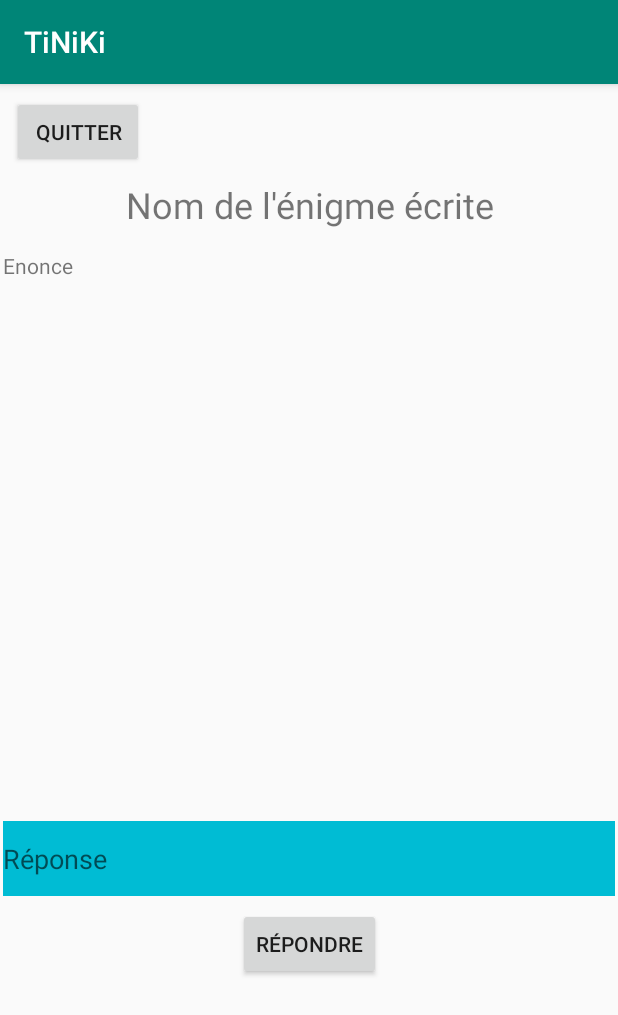
After one commit to LeProfesseurK/Pazuru-o-hodoku-Mobile, an Android app: the EnigmeEcriteActivity screen opened directly, with no data from a screen before it, on a phone screen of 412 x 824 dp. The commit adds this screen. Shown: the top 1015 px of the screen. Run offline under Robolectric (Android 15) with nearby library versions, the phone set to English and light mode, and no system bars; 3 statements that could not run were skipped.

Commit message:
Recuperation zone et sauvegarde + resolution enigme ecrite + fichier de donnee lecture / ecriture

```diff
--- a/app/src/main/AndroidManifest.xml
+++ b/app/src/main/AndroidManifest.xml
@@ -16,10 +16,11 @@
         android:roundIcon="@mipmap/ic_launcher_round"
         android:supportsRtl="true"
         android:theme="@style/AppTheme">
-        <activity android:name=".Activity.QCMActivity"></activity>
+        <activity android:name=".Activity.EnigmeEcriteActivity"></activity>
+        <activity android:name=".Activity.QCMActivity" />
         <activity android:name=".Activity.InscriptionOAuth" />
         <activity android:name=".Activity.Inscription" />
-        <activity android:name=".Activity.CarteOSM"></activity>
+        <activity android:name=".Activity.CarteOSM" />
         <activity android:name=".Activity.Login" />
         <activity android:name=".Activity.ActivityMainActivity">
             <intent-filter>
--- /dev/null
+++ b/app/src/main/java/ccm/cours/nicolas/tiniki/Activity/EnigmeEcriteActivity.java
@@ -0,0 +1,72 @@
+package ccm.cours.nicolas.tiniki.Activity;
+
+import android.support.v7.app.AppCompatActivity;
+import android.os.Bundle;
+import android.util.Log;
+import android.view.View;
+import android.widget.EditText;
+import android.widget.TextView;
+import android.widget.Toast;
+
+import ccm.cours.nicolas.tiniki.Dialog.EchecDialogFragment;
+import ccm.cours.nicolas.tiniki.Entity.EnigmeEcrite;
+import ccm.cours.nicolas.tiniki.Entity.Puzzle;
+import ccm.cours.nicolas.tiniki.R;
+import ccm.cours.nicolas.tiniki.Dialog.SuccessDialogFragment;
+import ccm.cours.nicolas.tiniki.Tools.BoiteAOutils;
+import ccm.cours.nicolas.tiniki.Tools.FichierOutils;
+import ccm.cours.nicolas.tiniki.Tools.GlobalVariable;
+
+public class EnigmeEcriteActivity extends AppCompatActivity {
+
+    TextView nomEnigme;
+    TextView enonceEnigme;
+    EditText reponseUtilisateur;
+
+    EnigmeEcrite lePuzzle;
+
+    @Override
+    protected void onCreate(Bundle savedInstanceState) {
+        super.onCreate(savedInstanceState);
+        setContentView(R.layout.activity_enigme_ecrite);
+
+        //int position = getIntent().getExtras().getInt("positionPuzzle");
+
+        //Puzzle lePuzzle = GlobalVariable.getInstance().getPointsApparitionDansZone().get(position).getPuzzleDuJour();
+
+        lePuzzle = (EnigmeEcrite) getIntent().getExtras().getSerializable("puzzle");
+
+        nomEnigme = (TextView) findViewById(R.id.id_nomPuzzleEcrit);
+        enonceEnigme = (TextView) findViewById(R.id.id_enonceEcrit);
+        reponseUtilisateur = (EditText) findViewById(R.id.id_reponseEcrit);
+
+        nomEnigme.setText(lePuzzle.getNom());
+        enonceEnigme.setText(lePuzzle.getEnonce());
+
+        //Log.i("LPK_PUZZLE", lePuzzle.getNom());
+        //Log.i("LPK_PUZZLE", lePuzzle.getEnonce());
+    }
+
+    public void onClickRepondre(View view) {
+        String reponse = reponseUtilisateur.getText().toString();
+        //FichierOutils.verifDateJourFile(this);
+        if(lePuzzle.estBonneReponse(reponse)){
+            //Toast.makeText(this, "Oui !", Toast.LENGTH_SHORT).show();
+            //FichierOutils.writeToFile(lePuzzle.getId().toString(), this);
+            SuccessDialogFragment dialog = new SuccessDialogFragment();
+            dialog.setMessagePuzzle("La réponse était bien " + lePuzzle.getSolution());
+            dialog.setPuzzle(lePuzzle);
+            dialog.setActivity(this);
+            dialog.show(getSupportFragmentManager(), "SUCCESS");
+        }else{
+            FichierOutils.ajoutePuzzleEchec(lePuzzle.getId().toString(), this);
+            EchecDialogFragment dialog = new EchecDialogFragment();
+            dialog.setMessagePuzzle("Ne vous laissez pas découragé !");
+            dialog.setPuzzle(lePuzzle);
+            dialog.setActivity(this);
+            dialog.show(getSupportFragmentManager(), "ECHEC");
+//            Toast.makeText(this, "Non...", Toast.LENGTH_SHORT).show();
+        }
+        Log.i("LPK_FILE", FichierOutils.readFromFile(this));
+    }
+}
--- a/app/src/main/java/ccm/cours/nicolas/tiniki/Activity/Inscription.java
+++ b/app/src/main/java/ccm/cours/nicolas/tiniki/Activity/Inscription.java
@@ -15,6 +15,7 @@ import ccm.cours.nicolas.tiniki.Database.FirebaseDatabase;
 import ccm.cours.nicolas.tiniki.Entity.Utilisateur;
 import ccm.cours.nicolas.tiniki.R;
 import ccm.cours.nicolas.tiniki.Tools.BoiteAOutils;
+import ccm.cours.nicolas.tiniki.Tools.FichierOutils;
 import ccm.cours.nicolas.tiniki.Tools.GlobalVariable;
 
 public class Inscription extends AppCompatActivity {
@@ -62,6 +63,8 @@ public class Inscription extends AppCompatActivity {
 
         GlobalVariable.getInstance().setConnectedUtilisateur(newUtilisateur);
 
+        FichierOutils.verifDateJourFile(this);
+
         Toast.makeText(this, "Inscription terminée !", Toast.LENGTH_SHORT).show();
         Intent monIntent = new Intent(this, CarteOSM.class);
         startActivity(monIntent);
--- a/app/src/main/java/ccm/cours/nicolas/tiniki/Activity/InscriptionOAuth.java
+++ b/app/src/main/java/ccm/cours/nicolas/tiniki/Activity/InscriptionOAuth.java
@@ -11,6 +11,7 @@ import ccm.cours.nicolas.tiniki.Database.FirebaseDatabase;
 import ccm.cours.nicolas.tiniki.Entity.Utilisateur;
 import ccm.cours.nicolas.tiniki.R;
 import ccm.cours.nicolas.tiniki.Tools.BoiteAOutils;
+import ccm.cours.nicolas.tiniki.Tools.FichierOutils;
 import ccm.cours.nicolas.tiniki.Tools.GlobalVariable;
 
 public class InscriptionOAuth extends AppCompatActivity {
@@ -32,6 +33,7 @@ public class InscriptionOAuth extends AppCompatActivity {
     public void inscriptionSuccess(String id) {
         GlobalVariable.getInstance().getConnectedUtilisateur().setIdUtilisateur(id);
         Toast.makeText(this, "Inscription terminée !", Toast.LENGTH_SHORT).show();
+        FichierOutils.verifDateJourFile(this);
         Intent monIntent = new Intent(this, CarteOSM.class);
         startActivity(monIntent);
     }
--- a/app/src/main/java/ccm/cours/nicolas/tiniki/Activity/Login.java
+++ b/app/src/main/java/ccm/cours/nicolas/tiniki/Activity/Login.java
@@ -18,9 +18,11 @@ import com.google.android.gms.common.ConnectionResult;
 import com.google.android.gms.common.api.GoogleApiClient;
 
 import ccm.cours.nicolas.tiniki.Database.FirebaseDatabase;
+import ccm.cours.nicolas.tiniki.Database.MysqlDatabase;
 import ccm.cours.nicolas.tiniki.Entity.Utilisateur;
 import ccm.cours.nicolas.tiniki.R;
 import ccm.cours.nicolas.tiniki.Tools.BoiteAOutils;
+import ccm.cours.nicolas.tiniki.Tools.FichierOutils;
 import ccm.cours.nicolas.tiniki.Tools.GlobalVariable;
 
 public class Login extends AppCompatActivity implements GoogleApiClient.OnConnectionFailedListener {
@@ -56,6 +58,9 @@ public class Login extends AppCompatActivity implements GoogleApiClient.OnConnec
     }
 
     public void loginSuccess() {
+//        String[] params = new String[0];
+        new MysqlDatabase("getAllZone").execute();
+        FichierOutils.verifDateJourFile(this);
         Toast.makeText(this, "Login succès !", Toast.LENGTH_SHORT).show();
         Intent monIntent = new Intent(this, CarteOSM.class);
         startActivity(monIntent);
--- a/app/src/main/java/ccm/cours/nicolas/tiniki/Activity/QCMActivity.java
+++ b/app/src/main/java/ccm/cours/nicolas/tiniki/Activity/QCMActivity.java
@@ -10,6 +10,7 @@ import java.util.ArrayList;
 import java.util.List;
 
 import ccm.cours.nicolas.tiniki.Entity.Puzzle;
+import ccm.cours.nicolas.tiniki.Entity.QCMPuzzle;
 import ccm.cours.nicolas.tiniki.R;
 import ccm.cours.nicolas.tiniki.Tools.AdapterCheckBox;
 import ccm.cours.nicolas.tiniki.Tools.BoiteAOutils;
@@ -40,9 +41,10 @@ public class QCMActivity extends AppCompatActivity {
 
         // Récupération du puzzle correspondant.
 
-        int position = getIntent().getExtras().getInt("positionPuzzle");
+        //int position = getIntent().getExtras().getInt("positionPuzzle");
+        Puzzle lePuzzle = (QCMPuzzle) getIntent().getExtras().getSerializable("positionPuzzle");
 
-        Puzzle lePuzzle = GlobalVariable.getInstance().getPointsApparitionDansZone().get(position).getPuzzleDuJour();
+        //Puzzle lePuzzle = GlobalVariable.getInstance().getPointsApparitionDansZone().get(position).getPuzzleDuJour();
 
         // Affichage du puzzle
 
--- /dev/null
+++ b/app/src/main/res/layout/activity_enigme_ecrite.xml
@@ -0,0 +1,69 @@
+<?xml version="1.0" encoding="utf-8"?>
+<android.support.constraint.ConstraintLayout xmlns:android="http://schemas.android.com/apk/res/android"
+    xmlns:app="http://schemas.android.com/apk/res-auto"
+    xmlns:tools="http://schemas.android.com/tools"
+    android:layout_width="match_parent"
+    android:layout_height="match_parent"
+    tools:context=".Activity.EnigmeEcriteActivity">
+
+    <Button
+        android:id="@+id/id_btnQuitter"
+        android:layout_width="wrap_content"
+        android:layout_height="wrap_content"
+        android:layout_marginStart="8dp"
+        android:layout_marginTop="8dp"
+        android:text="Quitter"
+        app:layout_constraintStart_toStartOf="parent"
+        app:layout_constraintTop_toTopOf="parent" />
+
+    <TextView
+        android:id="@+id/id_nomPuzzleEcrit"
+        android:layout_width="408dp"
+        android:layout_height="39dp"
+        android:layout_marginTop="8dp"
+        android:text="Nom de l'énigme écrite"
+        android:textAlignment="center"
+        android:textSize="24sp"
+        app:layout_constraintEnd_toEndOf="parent"
+        app:layout_constraintHorizontal_bias="0.5"
+        app:layout_constraintStart_toStartOf="parent"
+        app:layout_constraintTop_toBottomOf="@+id/id_btnQuitter" />
+
+    <TextView
+        android:id="@+id/id_enonceEcrit"
+        android:layout_width="408dp"
+        android:layout_height="372dp"
+        android:layout_marginTop="8dp"
+        android:text="Enonce"
+        app:layout_constraintEnd_toEndOf="parent"
+        app:layout_constraintHorizontal_bias="0.5"
+        app:layout_constraintStart_toStartOf="parent"
+        app:layout_constraintTop_toBottomOf="@+id/id_nomPuzzleEcrit" />
+
+    <Button
+        android:id="@+id/id_repondreEcrit"
+        android:layout_width="wrap_content"
+        android:layout_height="wrap_content"
+        android:layout_marginTop="8dp"
+        android:onClick="onClickRepondre"
+        android:text="Répondre"
+        android:textAlignment="center"
+        app:layout_constraintEnd_toEndOf="parent"
+        app:layout_constraintHorizontal_bias="0.5"
+        app:layout_constraintStart_toStartOf="parent"
+        app:layout_constraintTop_toBottomOf="@+id/id_reponseEcrit" />
+
+    <EditText
+        android:id="@+id/id_reponseEcrit"
+        android:layout_width="408dp"
+        android:layout_height="50dp"
+        android:layout_marginTop="8dp"
+        android:background="#00BCD4"
+        android:ems="10"
+        android:hint="Réponse"
+        android:inputType="textPersonName"
+        app:layout_constraintEnd_toEndOf="parent"
+        app:layout_constraintHorizontal_bias="0.5"
+        app:layout_constraintStart_toStartOf="parent"
+        app:layout_constraintTop_toBottomOf="@+id/id_enonceEcrit" />
+</android.support.constraint.ConstraintLayout>
```
Also changed, not shown: app/src/main/java/ccm/cours/nicolas/tiniki/Activity/CarteOSM.java (+34 -0 lines), app/src/main/java/ccm/cours/nicolas/tiniki/Database/MysqlDatabase.java (+62 -26 lines), app/src/main/java/ccm/cours/nicolas/tiniki/Dialog/EchecDialogFragment.java (added, +52 -0 lines), app/src/main/java/ccm/cours/nicolas/tiniki/Dialog/SuccessDialogFragment.java (added, +62 -0 lines), app/src/main/java/ccm/cours/nicolas/tiniki/Entity/EnigmeEcrite.java (+18 -1 lines), app/src/main/java/ccm/cours/nicolas/tiniki/Entity/Puzzle.java (+11 -3 lines), app/src/main/java/ccm/cours/nicolas/tiniki/Entity/QCMPuzzle.java (+13 -1 lines), app/src/main/java/ccm/cours/nicolas/tiniki/Entity/Zone.java (+24 -2 lines), app/src/main/java/ccm/cours/nicolas/tiniki/Tools/BoiteAOutils.java (+11 -2 lines), app/src/main/java/ccm/cours/nicolas/tiniki/Tools/FichierOutils.java (added, +187 -0 lines), app/src/main/res/layout/activity_carte_osm.xml (+15 -3 lines).
